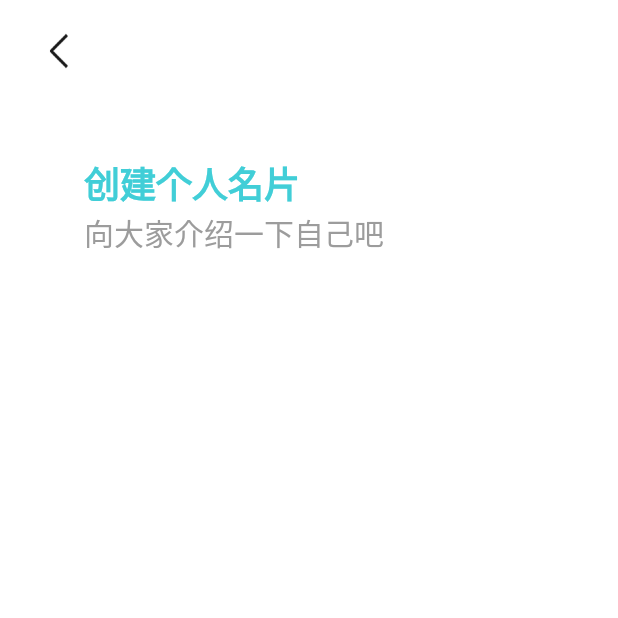
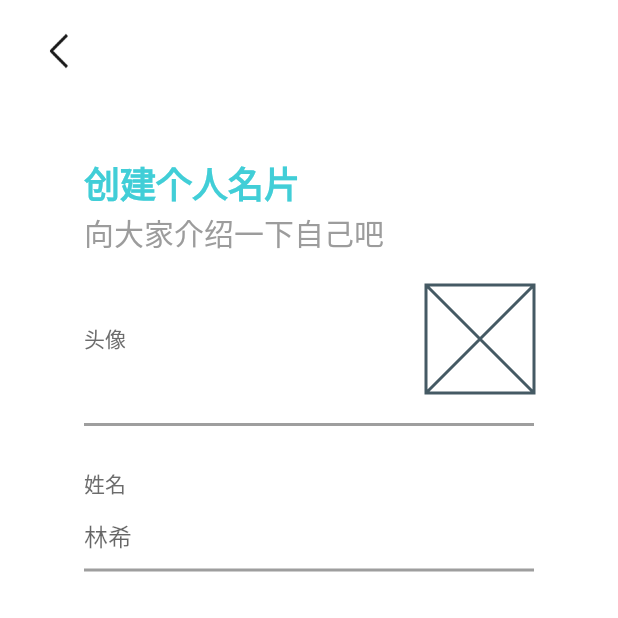
Before and after one commit to Imitater967/IndieTeamup-Client, a Flutter app: the WorkerIdentity screen opened by its route, on a phone screen of 412 x 824 dp, the top half of it. Run offline on Flutter 3.47's test engine with Material 2 defaults, Android fonts, the phone set to English and light mode, and no system bars; our stand-ins replace flutter_markdown, hexcolor, intl_phone_number_input.

Commit message:
完成一部分页面

```diff
--- a/lib/widget/Constants.dart
+++ b/lib/widget/Constants.dart
@@ -26,4 +26,7 @@ class Constants{
     shape: MaterialStateProperty.all(
         RoundedRectangleBorder(borderRadius: BorderRadius.circular(5))),
   );
+
+  static var resumeItemTitleTextStyle = TextStyle(color: HexColor("#6C6C6C"),fontSize: 14);
+  static var resumeItemTextStyle = TextStyle(color: HexColor("#2C2C2C"),fontSize: 20);
 }
--- a/lib/widget/page/welcome/page_WorkerIdentity.dart
+++ b/lib/widget/page/welcome/page_WorkerIdentity.dart
@@ -13,15 +13,80 @@ class WorkerIdentity extends StatefulWidget {
 class _WorkerIdentityState extends State<WorkerIdentity> {
   @override
   Widget build(BuildContext context) {
+    var itemUnderlineBorder = const UnderlineInputBorder(
+        borderSide:
+            BorderSide(color: Colors.grey, width: 2, style: BorderStyle.solid));
     return SafeArea(
         child: Material(
       child: Container(
         color: Colors.white,
         child: Container(
           margin: const EdgeInsets.fromLTRB(16, 10, 16, 0),
-          child: WelcomeResumeHead("创建个人名片","向大家介绍一下自己吧",children: [
-
-          ],),
+          child: WelcomeResumeHead(
+            "创建个人名片",
+            "向大家介绍一下自己吧",
+            children: [
+              Container(
+                  margin: EdgeInsets.fromLTRB(0, 20, 0, 0),
+                  height: 102,
+                  width: double.infinity,
+                  child: Column(
+                    children: [
+                      Row(
+                        crossAxisAlignment: CrossAxisAlignment.center,
+                        mainAxisAlignment: MainAxisAlignment.center,
+                        children: [
+                          Text(
+                            "头像",
+                            style: Constants.resumeItemTitleTextStyle,
+                            textAlign: TextAlign.center,
+                          ),
+                          const Spacer(),
+                          Align(
+                            alignment: Alignment.topRight,
+                            child: Container(
+                              width: 72,
+                              height: 72,
+                              child: Placeholder(),
+                            ),
+                          ),
+                        ],
+                      ),
+                      Container(
+                        color: Colors.grey,
+                        height: 2,
+                        width: double.infinity,
+                        margin: EdgeInsets.fromLTRB(0, 20, 0, 0),
+                      )
+                    ],
+                  )),
+              Container(
+                  margin: EdgeInsets.fromLTRB(0, 20, 0, 0),
+                  height: 102,
+                  width: double.infinity,
+                  child: Column(
+                    children: [
+                      Row(
+                        mainAxisAlignment: MainAxisAlignment.start,
+                        crossAxisAlignment: CrossAxisAlignment.center,
+                        children: [
+                          Text(
+                            "姓名",
+                            style: Constants.resumeItemTitleTextStyle,
+                            textAlign: TextAlign.center,
+                          ),
+                        ],
+                      ),
+                      TextField(
+                        decoration: InputDecoration(
+                            focusedBorder: itemUnderlineBorder,
+                            enabledBorder: itemUnderlineBorder,
+                            hintText: "林希"),
+                      )
+                    ],
+                  ))
+            ],
+          ),
         ),
       ),
     ));
--- a/lib/widget/page/welcome/widget_welcome_resume_head.dart
+++ b/lib/widget/page/welcome/widget_welcome_resume_head.dart
@@ -57,7 +57,7 @@ class _WelcomeResumeHeadState extends State<WelcomeResumeHead> {
                 style: Constants.greyTextStyle,
                 textAlign: TextAlign.left,
               ),
-              ...children
+              ...children,
             ],
           ),
         )
```
